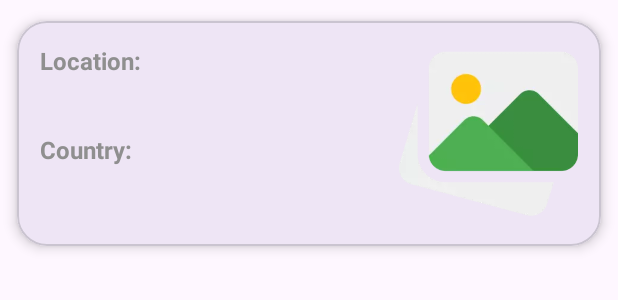
After one commit to Alexisql/WeatherApp, an Android app: the layout item_location.xml on its own in the app's theme, with its tools: preview values and no code run, on a phone screen of 412 x 824 dp. The commit adds this screen. Shown: the top 300 px of the screen. Run offline under Robolectric (Android 15) with nearby library versions, the phone set to English and light mode, and no system bars.

Commit message:
Se implementa la logica en la capa de UI, para la visualizacion de locaciones, segun lo digitado por el usuario.

```diff
--- /dev/null
+++ b/app/src/main/res/layout/item_location.xml
@@ -0,0 +1,86 @@
+<?xml version="1.0" encoding="utf-8"?>
+<layout xmlns:android="http://schemas.android.com/apk/res/android"
+    xmlns:app="http://schemas.android.com/apk/res-auto"
+    xmlns:tools="http://schemas.android.com/tools">
+
+    <data>
+
+        <variable
+            name="location"
+            type="com.alexis.weatherapp.domain.model.Location" />
+    </data>
+
+    <FrameLayout
+        android:layout_width="match_parent"
+        android:layout_height="wrap_content">
+
+        <com.google.android.material.card.MaterialCardView
+            android:id="@+id/cv_item_location"
+            android:layout_width="match_parent"
+            android:layout_height="wrap_content"
+            app:cardCornerRadius="@dimen/corner_radius_item"
+            app:cardElevation="@dimen/elevation_item"
+            app:cardUseCompatPadding="true"
+            app:layout_constraintEnd_toEndOf="parent"
+            app:layout_constraintStart_toStartOf="parent"
+            app:layout_constraintTop_toTopOf="parent">
+
+            <androidx.constraintlayout.widget.ConstraintLayout
+                android:layout_width="match_parent"
+                android:layout_height="match_parent">
+
+                <TextView
+                    android:id="@+id/tv_title_location"
+                    style="@style/TextLocation"
+                    android:layout_width="wrap_content"
+                    android:layout_height="wrap_content"
+                    android:paddingTop="@dimen/padding_15"
+                    android:text="@string/location"
+                    android:textColor="@color/grey"
+                    app:layout_constraintStart_toStartOf="parent"
+                    app:layout_constraintTop_toTopOf="parent" />
+
+                <TextView
+                    android:id="@+id/tv_name_location"
+                    style="@style/TextLocation"
+                    android:layout_width="wrap_content"
+                    android:layout_height="wrap_content"
+                    android:text="@{location.name}"
+                    app:layout_constraintStart_toStartOf="parent"
+                    app:layout_constraintTop_toBottomOf="@+id/tv_title_location" />
+
+                <TextView
+                    android:id="@+id/tv_title_country"
+                    style="@style/TextLocation"
+                    android:layout_width="wrap_content"
+                    android:layout_height="wrap_content"
+                    android:paddingTop="@dimen/padding_15"
+                    android:text="@string/country"
+                    android:textColor="@color/grey"
+                    app:layout_constraintStart_toStartOf="parent"
+                    app:layout_constraintTop_toBottomOf="@+id/tv_name_location" />
+
+                <TextView
+                    android:id="@+id/tv_name_country"
+                    style="@style/TextLocation"
+                    android:layout_width="wrap_content"
+                    android:layout_height="wrap_content"
+                    android:text="@{location.country}"
+                    app:layout_constraintStart_toStartOf="parent"
+                    app:layout_constraintTop_toBottomOf="@+id/tv_title_country" />
+
+                <androidx.appcompat.widget.AppCompatImageView
+                    android:id="@+id/iv_image_character"
+                    android:layout_width="@dimen/width_flag_location"
+                    android:layout_height="@dimen/height_flag_location"
+                    android:padding="@dimen/padding_15"
+                    app:layout_constraintEnd_toEndOf="parent"
+                    app:layout_constraintTop_toTopOf="parent"
+                    tools:src="@drawable/placeholder" />
+
+            </androidx.constraintlayout.widget.ConstraintLayout>
+
+        </com.google.android.material.card.MaterialCardView>
+
+    </FrameLayout>
+</layout>
--- a/app/src/main/res/values/colors.xml
+++ b/app/src/main/res/values/colors.xml
@@ -2,4 +2,5 @@
 <resources>
     <color name="black">#FF000000</color>
     <color name="white">#FFFFFFFF</color>
+    <color name="grey">#8F8F8F</color>
 </resources>
--- a/app/src/main/res/values/dimens.xml
+++ b/app/src/main/res/values/dimens.xml
@@ -1,9 +1,15 @@
 <?xml version="1.0" encoding="utf-8"?>
 <resources>
     <dimen name="zero">0dp</dimen>
+    <dimen name="padding_15">15dp</dimen>
+    <dimen name="margin_15">15dp</dimen>
 
     <!-- Home -->
     <dimen name="corner_radius_search">8dp</dimen>
     <dimen name="elevation_search">8dp</dimen>
+    <dimen name="corner_radius_item">20dp</dimen>
+    <dimen name="elevation_item">5dp</dimen>
+    <dimen name="width_flag_location">150dp</dimen>
+    <dimen name="height_flag_location">150dp</dimen>
 
 </resources>
--- a/app/src/main/res/values/strings.xml
+++ b/app/src/main/res/values/strings.xml
@@ -1,4 +1,8 @@
 <resources>
     <string name="app_name">WeatherApp</string>
     <string name="query_hint">Search here...</string>
+
+    <!-- Home -->
+    <string name="location">Location:</string>
+    <string name="country">Country:</string>
 </resources>
--- a/app/src/main/res/values/themes.xml
+++ b/app/src/main/res/values/themes.xml
@@ -1,9 +1,13 @@
 <resources xmlns:tools="http://schemas.android.com/tools">
-    <!-- Base application theme. -->
-    <style name="Base.Theme.WeatherApp" parent="Theme.Material3.DayNight.NoActionBar">
-        <!-- Customize your light theme here. -->
-        <!-- <item name="colorPrimary">@color/my_light_primary</item> -->
+
+    <style name="Base.Theme.WeatherApp" parent="Theme.Material3.DayNight.NoActionBar"></style>
+
+    <style name="Theme.WeatherApp" parent="Base.Theme.WeatherApp" />
+
+    <style name="TextLocation" >
+        <item name="android:textSize">16sp</item>
+        <item name="android:textStyle">bold</item>
+        <item name="android:paddingStart">15dp</item>
     </style>
 
-    <style name="Theme.WeatherApp" parent="Base.Theme.WeatherApp" />
 </resources>
```
Also changed, not shown: app/src/main/java/com/alexis/weatherapp/ui/home/HomeFragment.kt (+72 -0 lines), app/src/main/java/com/alexis/weatherapp/ui/home/LocationViewModel.kt (+18 -5 lines), app/src/main/java/com/alexis/weatherapp/ui/home/adapter/LocationAdapter.kt (added, +33 -0 lines), app/src/main/java/com/alexis/weatherapp/ui/home/adapter/LocationDiffUtil.kt (added, +21 -0 lines), app/src/main/java/com/alexis/weatherapp/ui/home/adapter/LocationViewHolder.kt (added, +20 -0 lines), app/src/main/java/com/alexis/weatherapp/ui/util/AppModule.kt (added, +20 -0 lines), app/src/main/java/com/alexis/weatherapp/ui/util/Extension.kt (added, +11 -0 lines), app/src/main/java/com/alexis/weatherapp/ui/util/ResultState.kt (added, +7 -0 lines), app/src/main/res/layout/fragment_home.xml (+11 -12 lines), app/src/main/res/drawable/placeholder.webp (added).
